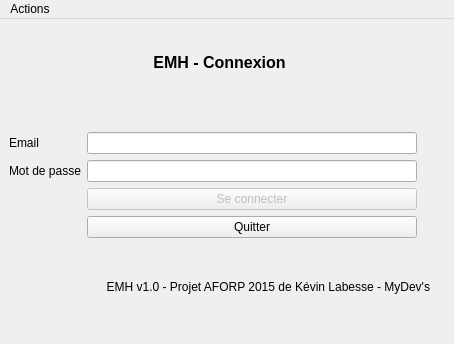
First picture: the form in GUI/loginwindow.ui, repository Eraac/EMH-client-lourd, before the edit.
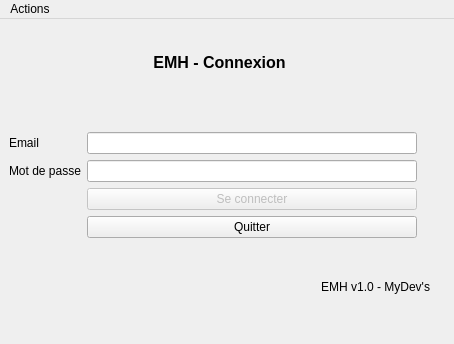
Second picture: the form after the edit. Icons and pictures are not drawn.

What changed in the file:
```diff
--- a/GUI/loginwindow.ui
+++ b/GUI/loginwindow.ui
@@ -146,7 +146,7 @@
      <item>
       <widget class="QLabel" name="footer">
        <property name="text">
-        <string>EMH v1.0 - Projet AFORP 2015 de Kévin Labesse - MyDev's</string>
+        <string>EMH v1.0 - MyDev's</string>
        </property>
        <property name="alignment">
         <set>Qt::AlignRight|Qt::AlignTrailing|Qt::AlignVCenter</set>
```
Left out of the diff: 2 changed lines with no effect on the pictures.
